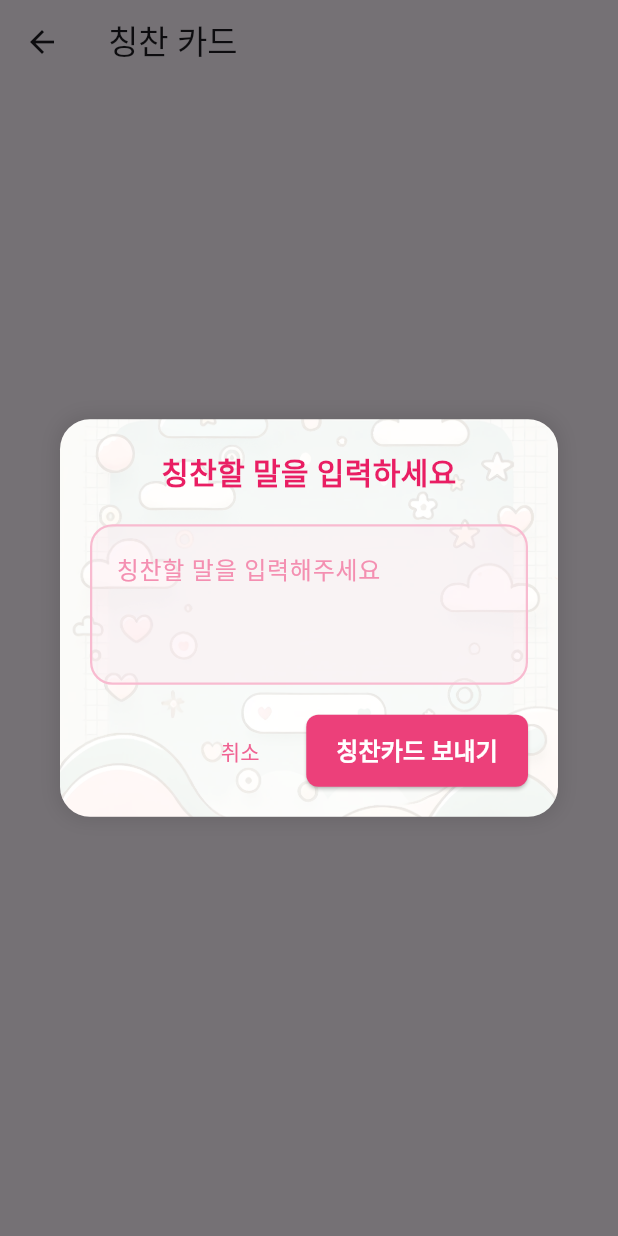
After one commit to HWMV/LoveGot, a Flutter app: the ComplimentScreen screen opened directly, after a tap on "칭찬카드 작성하기", on a phone screen of 412 x 824 dp. The commit adds this screen. Run offline on Flutter 3.47's test engine with Material 3 defaults, Android fonts, the phone set to English and light mode, and no system bars.

Commit message:
edit frontend structure

```diff
--- /dev/null
+++ b/frontend/lib/features/compliment_card/ui/compliment_screen.dart
@@ -0,0 +1,33 @@
+import 'package:flutter/material.dart';
+import '../widget/compliment_dialog.dart';
+
+class ComplimentScreen extends StatefulWidget {
+  const ComplimentScreen({Key? key}) : super(key: key);
+
+  @override
+  State<ComplimentScreen> createState() => _ComplimentScreenState();
+}
+
+class _ComplimentScreenState extends State<ComplimentScreen> {
+  void _showComplimentModal() {
+    showDialog(
+      context: context,
+      builder: (context) => const ComplimentDialog(),
+    );
+  }
+
+  @override
+  Widget build(BuildContext context) {
+    return Scaffold(
+      appBar: AppBar(
+        title: const Text('칭찬 카드'),
+      ),
+      body: Center(
+        child: ElevatedButton(
+          onPressed: _showComplimentModal,
+          child: const Text('칭찬카드 작성하기'),
+        ),
+      ),
+    );
+  }
+}
--- /dev/null
+++ b/frontend/lib/features/compliment_card/widget/compliment_dialog.dart
@@ -0,0 +1,142 @@
+import 'package:flutter/material.dart';
+import '../../../shared/widgets/primary_button.dart';
+
+class ComplimentDialog extends StatefulWidget {
+  const ComplimentDialog({Key? key}) : super(key: key);
+
+  @override
+  State<ComplimentDialog> createState() => _ComplimentDialogState();
+}
+
+class _ComplimentDialogState extends State<ComplimentDialog> {
+  final TextEditingController _textController = TextEditingController();
+  bool _hasText = false;
+
+  @override
+  void initState() {
+    super.initState();
+    _textController.addListener(_onTextChanged);
+  }
+
+  @override
+  void dispose() {
+    _textController.removeListener(_onTextChanged);
+    _textController.dispose();
+    super.dispose();
+  }
+
+  void _onTextChanged() {
+    setState(() {
+      _hasText = _textController.text.isNotEmpty;
+    });
+  }
+
+  void _handleSubmit() {
+    Navigator.of(context).pop({
+      'compliment': _textController.text,
+    });
+  }
+
+  @override
+  Widget build(BuildContext context) {
+    return Dialog(
+      backgroundColor: Colors.transparent,
+      child: Stack(
+        clipBehavior: Clip.none,
+        children: [
+          Container(
+            decoration: BoxDecoration(
+              color: Colors.white,
+              borderRadius: BorderRadius.circular(20),
+              boxShadow: [
+                BoxShadow(
+                  color: Colors.black.withOpacity(0.1),
+                  blurRadius: 10,
+                  spreadRadius: 2,
+                ),
+              ],
+            ),
+            child: SingleChildScrollView(
+              child: Stack(
+                children: [
+                  Positioned.fill(
+                    child: ClipRRect(
+                      borderRadius: BorderRadius.circular(20),
+                      child: Image.asset(
+                        'assets/images/dialog_bg.png',
+                        fit: BoxFit.cover,
+                        opacity: const AlwaysStoppedAnimation(0.15),
+                      ),
+                    ),
+                  ),
+                  Padding(
+                    padding: const EdgeInsets.all(20.0),
+                    child: Column(
+                      mainAxisSize: MainAxisSize.min,
+                      crossAxisAlignment: CrossAxisAlignment.stretch,
+                      children: [
+                        const Text(
+                          '칭찬할 말을 입력하세요',
+                          style: TextStyle(
+                            fontSize: 20,
+                            fontWeight: FontWeight.bold,
+                            color: Colors.pink,
+                          ),
+                          textAlign: TextAlign.center,
+                        ),
+                        const SizedBox(height: 20),
+                        Container(
+                          decoration: BoxDecoration(
+                            color: Colors.pink.shade50.withOpacity(0.3),
+                            borderRadius: BorderRadius.circular(15),
+                            border: Border.all(
+                              color: Colors.pink.shade100,
+                              width: 1.5,
+                            ),
+                          ),
+                          child: TextField(
+                            controller: _textController,
+                            maxLines: 3,
+                            decoration: InputDecoration(
+                              border: InputBorder.none,
+                              contentPadding: const EdgeInsets.all(16),
+                              hintText: '칭찬할 말을 입력해주세요',
+                              hintStyle: TextStyle(
+                                color: Colors.pink.shade200,
+                              ),
+                            ),
+                          ),
+                        ),
+                        const SizedBox(height: 20),
+                        Row(
+                          mainAxisAlignment: MainAxisAlignment.end,
+                          children: [
+                            TextButton(
+                              onPressed: () {
+                                Navigator.of(context).pop();
+                              },
+                              style: TextButton.styleFrom(
+                                foregroundColor: Colors.pink.shade300,
+                              ),
+                              child: const Text('취소'),
+                            ),
+                            const SizedBox(width: 12),
+                            PrimaryButton(
+                              text: '칭찬카드 보내기',
+                              onPressed: _hasText ? _handleSubmit : () {},
+                              isLoading: false,
+                            ),
+                          ],
+                        ),
+                      ],
+                    ),
+                  ),
+                ],
+              ),
+            ),
+          ),
+        ],
+      ),
+    );
+  }
+}
--- a/frontend/lib/features/home/widgets/affection_level_widget.dart
+++ b/frontend/lib/features/home/widgets/affection_level_widget.dart
@@ -1,5 +1,5 @@
 import 'package:flutter/material.dart';
-import '../../../widgets/custom_card.dart';
+import '../../../shared/widgets/custom_card.dart';
 
 class AffectionLevelWidget extends StatelessWidget {
   final int affectionLevel;
--- a/frontend/lib/features/home/widgets/anniversary_widget.dart
+++ b/frontend/lib/features/home/widgets/anniversary_widget.dart
@@ -1,5 +1,5 @@
 import 'package:flutter/material.dart';
-import '../../../widgets/custom_card.dart';
+import '../../../shared/widgets/custom_card.dart';
 
 class AnniversaryWidget extends StatelessWidget {
   final int days;
--- a/frontend/lib/features/home/widgets/countdown_widget.dart
+++ b/frontend/lib/features/home/widgets/countdown_widget.dart
@@ -1,5 +1,5 @@
 import 'package:flutter/material.dart';
-import '../../../widgets/custom_card.dart';
+import '../../../shared/widgets/custom_card.dart';
 
 class CountdownWidget extends StatelessWidget {
   final int daysRemaining;
--- a/frontend/lib/features/home/widgets/pet_widget.dart
+++ b/frontend/lib/features/home/widgets/pet_widget.dart
@@ -1,5 +1,5 @@
 import 'package:flutter/material.dart';
-import '../../../widgets/custom_card.dart';
+import '../../../shared/widgets/custom_card.dart';
 
 class PetWidget extends StatelessWidget {
   const PetWidget({Key? key}) : super(key: key);
--- a/frontend/lib/features/home/widgets/request_dialog.dart
+++ b/frontend/lib/features/request_card/ui/request_modal.dart
@@ -1,5 +1,7 @@
+// request_card 모델
+
 import 'package:flutter/material.dart';
-import '../../../services/request_service.dart';
+import '../service/request_service.dart';
 
 class RequestDialog extends StatefulWidget {
   const RequestDialog({Key? key}) : super(key: key);
--- /dev/null
+++ b/frontend/lib/shared/widgets/primary_button.dart
@@ -0,0 +1,53 @@
+import 'package:flutter/material.dart';
+
+class PrimaryButton extends StatelessWidget {
+  final String text;
+  final VoidCallback onPressed;
+  final bool isLoading;
+  final Color? backgroundColor;
+  final EdgeInsetsGeometry? padding;
+
+  const PrimaryButton({
+    Key? key,
+    required this.text,
+    required this.onPressed,
+    this.isLoading = false,
+    this.backgroundColor,
+    this.padding,
+  }) : super(key: key);
+
+  @override
+  Widget build(BuildContext context) {
+    return ElevatedButton(
+      onPressed: isLoading ? null : onPressed,
+      style: ElevatedButton.styleFrom(
+        backgroundColor: backgroundColor ?? Colors.pink.shade400,
+        padding: padding ??
+            const EdgeInsets.symmetric(
+              horizontal: 20,
+              vertical: 12,
+            ),
+        shape: RoundedRectangleBorder(
+          borderRadius: BorderRadius.circular(8),
+        ),
+      ),
+      child: isLoading
+          ? const SizedBox(
+              height: 20,
+              width: 20,
+              child: CircularProgressIndicator(
+                strokeWidth: 2,
+                valueColor: AlwaysStoppedAnimation<Color>(Colors.white),
+              ),
+            )
+          : Text(
+              text,
+              style: const TextStyle(
+                fontSize: 16,
+                fontWeight: FontWeight.bold,
+                color: Colors.white,
+              ),
+            ),
+    );
+  }
+}
```
Also changed, not shown: frontend/lib/features/compliment_card/model/compliment_modal.dart (added, +142 -0 lines), frontend/lib/features/compliment_card/service/compliment_service.dart (added, +50 -0 lines), frontend/lib/features/home/screens/home_screen.dart (+38 -6 lines), frontend/lib/features/home/widgets/compliment_dialog.dart (added, +150 -0 lines), frontend/lib/features/request_card/service/request_service.dart (renamed from frontend/lib/services/request_service.dart, +2 -5 lines), frontend/lib/models/compliment_model.dart (added, +31 -0 lines), frontend/lib/shared/widgets/custom_card.dart (renamed from frontend/lib/widgets/custom_card.dart, +9 -2 lines), frontend/lib/features/request_card/model/request_model.dart (renamed from frontend/lib/models/request_card.dart), frontend/lib/shared/widgets/bottom_nav_bar.dart (renamed from frontend/lib/widgets/bottom_nav_bar.dart), 1 other file.
